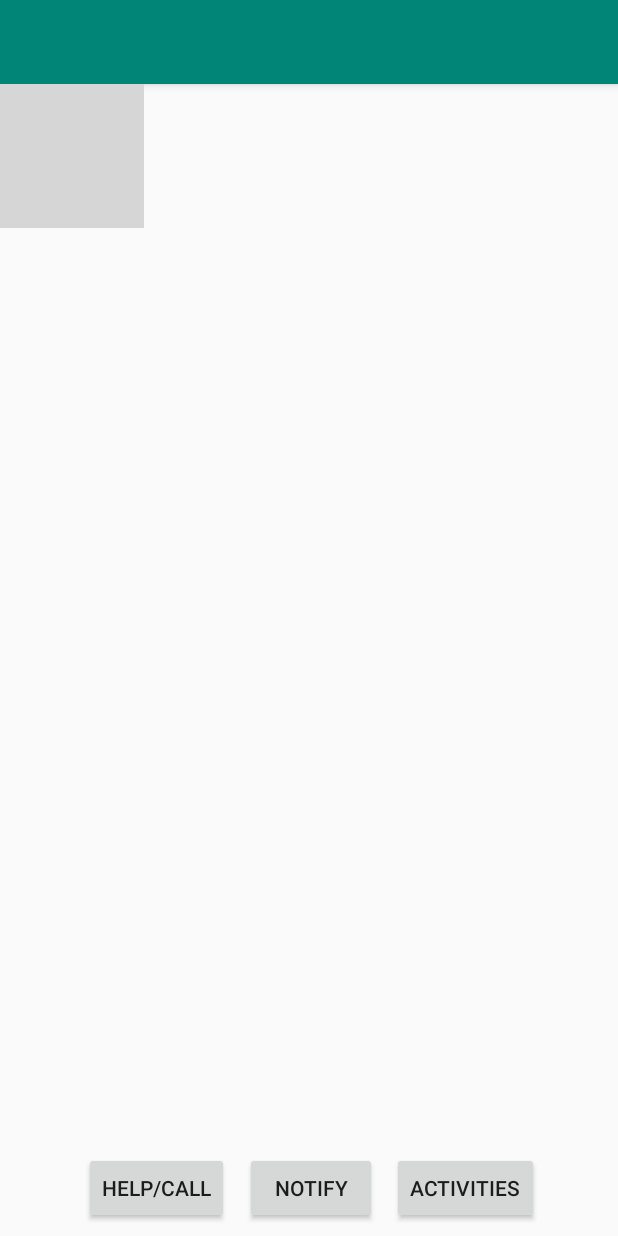
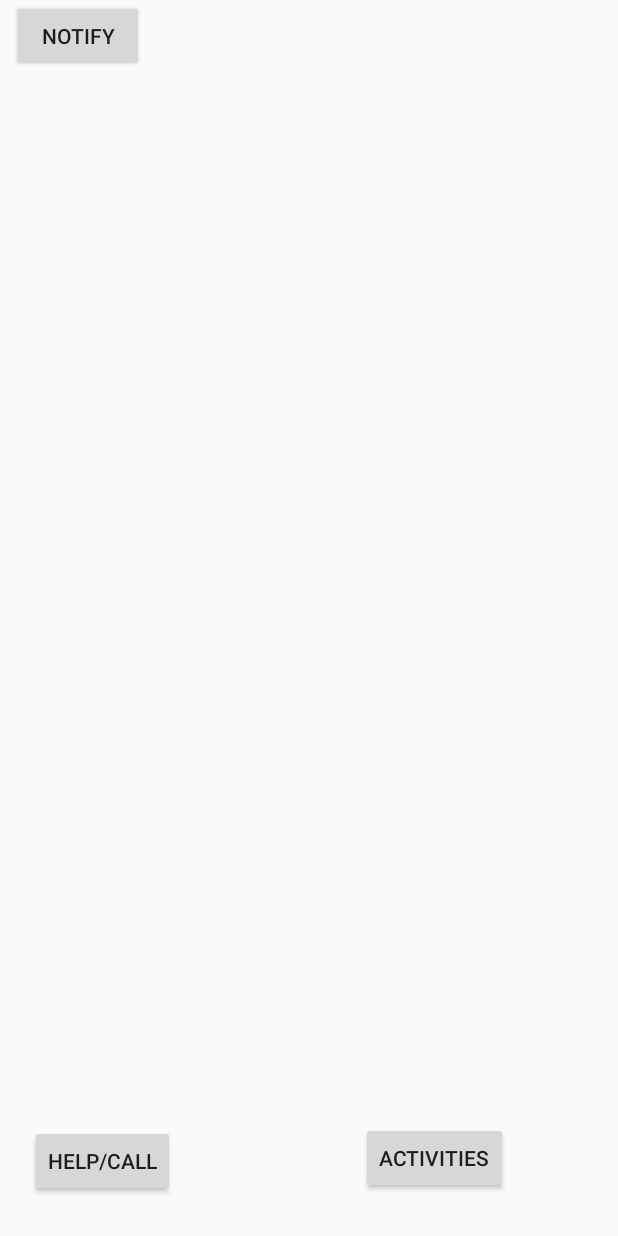
Before and after one commit to u-well/hackthegap2019, an Android app: the layout activity_main.xml on its own in the app's theme, with its tools: preview values and no code run, on a phone screen of 412 x 824 dp. Run offline under Robolectric (Android 15) with nearby library versions, the phone set to English and light mode, and no system bars; grey boxes are pictures that could not be loaded.

Commit message:
changed layout for multiple pages

```diff
--- a/app/src/main/res/layout/activity_main.xml
+++ b/app/src/main/res/layout/activity_main.xml
@@ -1,32 +1,43 @@
 <?xml version="1.0" encoding="utf-8"?>
-<android.support.design.widget.CoordinatorLayout xmlns:android="http://schemas.android.com/apk/res/android"
-    xmlns:app="http://schemas.android.com/apk/res-auto"
-    xmlns:tools="http://schemas.android.com/tools"
-    android:layout_width="match_parent"
-    android:layout_height="match_parent"
-    tools:context=".MainActivity">
+<RelativeLayout
+    xmlns:android=
+        "http://schemas.android.com/apk/res/android"
+    android:layout_width="fill_parent"
+    android:layout_height="fill_parent" >
 
-    <android.support.design.widget.AppBarLayout
-        android:layout_width="match_parent"
-        android:layout_height="wrap_content"
-        android:theme="@style/AppTheme.AppBarOverlay">
-
-        <android.support.v7.widget.Toolbar
-            android:id="@+id/toolbar"
-            android:layout_width="match_parent"
-            android:layout_height="?attr/actionBarSize"
-            android:background="?attr/colorPrimary"
-            app:popupTheme="@style/AppTheme.PopupOverlay" />
-
-    </android.support.design.widget.AppBarLayout>
-
-    <include layout="@layout/content_main" />
+    <android.support.v4.view.ViewPager
+        android:id="@+id/pager"
+        android:layout_width="wrap_content"
+        android:layout_height="wrap_content" />
 
     <Button
-        android:id="@+id/smsbutton"
-        style="@style/Widget.AppCompat.Button.Colored"
+        android:id="@+id/help"
         android:layout_width="wrap_content"
         android:layout_height="wrap_content"
-        android:text="Button" />
+        android:layout_alignParentBottom="true"
+        android:layout_marginLeft="20dp"
+        android:layout_marginBottom="26dp"
+        android:text="HELP/CALL" />
 
-</android.support.design.widget.CoordinatorLayout>
+    <Button
+        android:id="@+id/activities"
+        android:layout_width="wrap_content"
+        android:layout_height="wrap_content"
+        android:layout_alignParentBottom="true"
+        android:layout_marginLeft="124dp"
+        android:layout_marginRight="20dp"
+        android:layout_marginBottom="28dp"
+        android:layout_toRightOf="@+id/help"
+        android:text="Activities" />
+
+
+    <Button
+        android:id="@+id/notify"
+        android:layout_width="wrap_content"
+        android:layout_height="wrap_content"
+        android:layout_marginStart="8dp"
+        android:layout_marginEnd="8dp"
+        android:layout_marginBottom="8dp"
+        android:text="notify" />
+
+</RelativeLayout>
--- a/app/src/main/res/layout/content_main.xml
+++ /dev/null
@@ -1,57 +0,0 @@
-<?xml version="1.0" encoding="utf-8"?>
-<android.support.constraint.ConstraintLayout xmlns:android="http://schemas.android.com/apk/res/android"
-    xmlns:app="http://schemas.android.com/apk/res-auto"
-    xmlns:tools="http://schemas.android.com/tools"
-    android:layout_width="match_parent"
-    android:layout_height="match_parent"
-    app:layout_behavior="@string/appbar_scrolling_view_behavior"
-    tools:context=".MainActivity"
-    tools:showIn="@layout/activity_main">
-
-    <Button
-        android:id="@+id/help"
-        android:layout_width="wrap_content"
-        android:layout_height="wrap_content"
-        android:layout_marginBottom="8dp"
-        android:text="HELP/CALL"
-        app:layout_constraintBottom_toBottomOf="parent"
-        app:layout_constraintEnd_toEndOf="parent"
-        app:layout_constraintHorizontal_bias="0.178"
-        app:layout_constraintStart_toStartOf="parent" />
-
-    <Button
-        android:id="@+id/activities"
-        android:layout_width="wrap_content"
-        android:layout_height="wrap_content"
-        android:layout_marginBottom="8dp"
-        android:text="Activities"
-        app:layout_constraintBottom_toBottomOf="parent"
-        app:layout_constraintEnd_toEndOf="parent"
-        app:layout_constraintHorizontal_bias="0.832"
-        app:layout_constraintStart_toStartOf="parent" />
-
-    <ImageView
-        android:id="@+id/imageView"
-        android:layout_width="wrap_content"
-        android:layout_height="wrap_content"
-        android:layout_marginBottom="1dp"
-        android:background="#143441"
-        app:layout_constraintBottom_toBottomOf="parent"
-        app:layout_constraintTop_toTopOf="parent"
-        app:layout_constraintVertical_bias="0.0"
-        app:srcCompat="@drawable/rivers_piss_me_off"
-        tools:layout_editor_absoluteX="0dp" />
-
-    <Button
-        android:id="@+id/notify"
-        android:layout_width="wrap_content"
-        android:layout_height="wrap_content"
-        android:layout_marginStart="8dp"
-        android:layout_marginEnd="8dp"
-        android:layout_marginBottom="8dp"
-        android:text="notify"
-        app:layout_constraintBottom_toBottomOf="parent"
-        app:layout_constraintEnd_toStartOf="@+id/activities"
-        app:layout_constraintStart_toEndOf="@+id/help" />
-
-</android.support.constraint.ConstraintLayout>
```
Also changed, not shown: app/src/main/java/com/example/android/hackthegap/ImagePagerAdapter.java (added, +70 -0 lines), app/src/main/java/com/example/android/hackthegap/MainActivity.java (+24 -12 lines), app/src/main/res/layout/activity_help.xml (+8 -0 lines), app/src/main/res/layout/pager_item.xml (added, +17 -0 lines).
